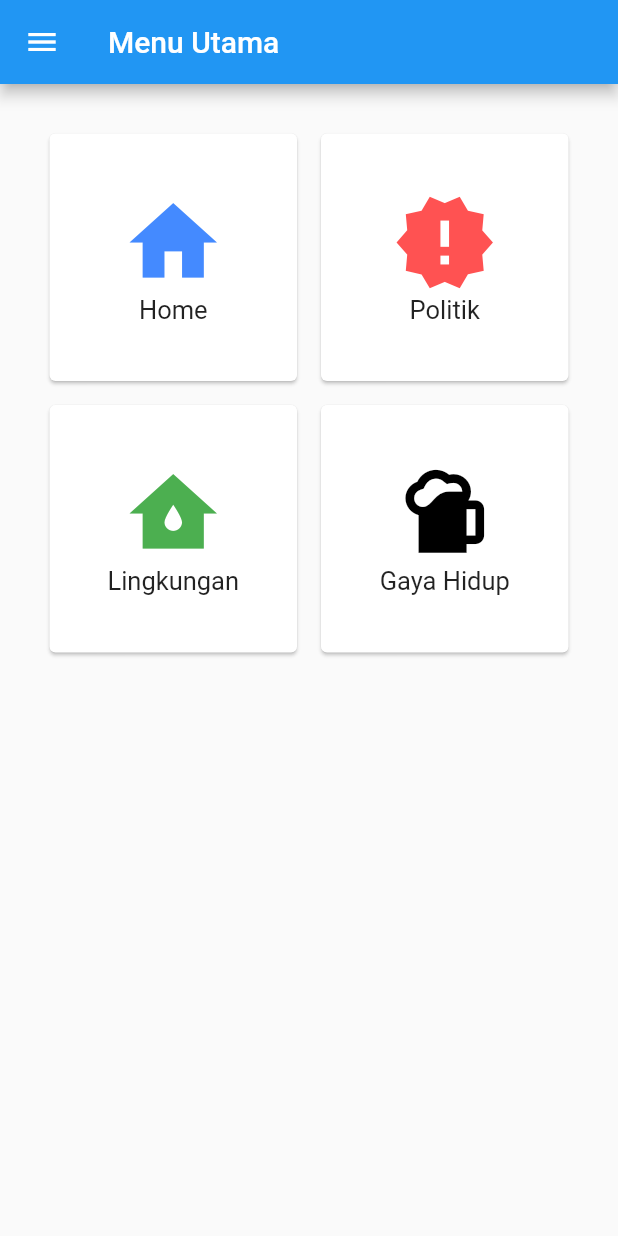
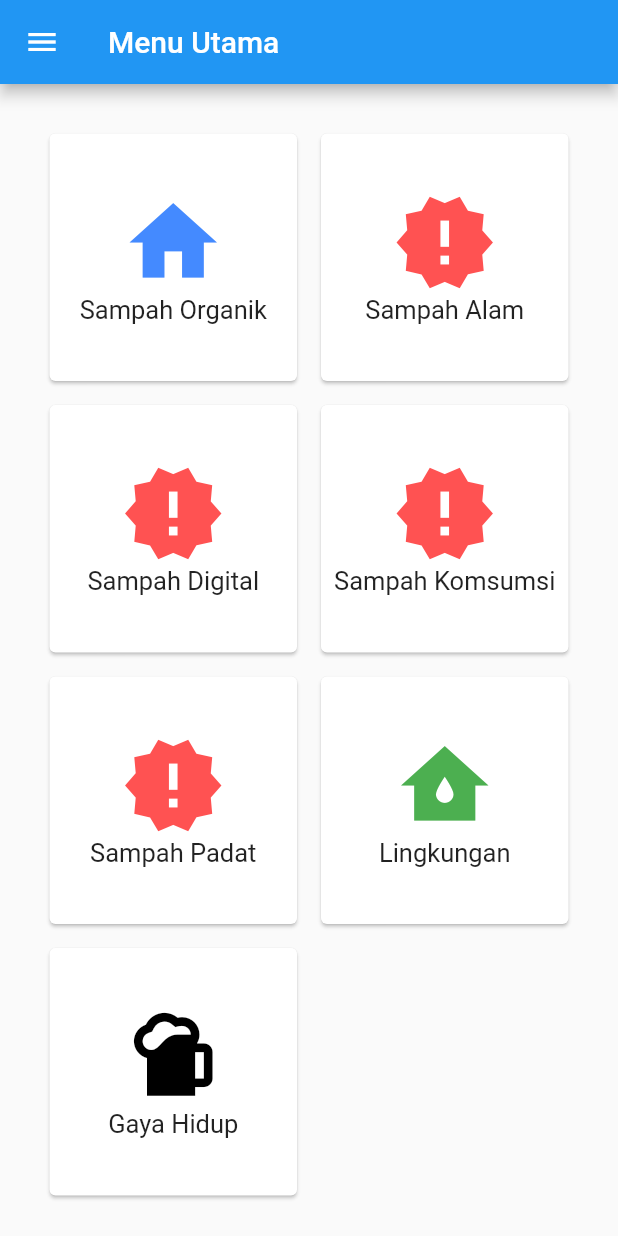
Before and after one commit to dwiponcosuripto4/mbakmu2, a Flutter app: the Menu_Utama screen opened directly, on a phone screen of 412 x 824 dp. Run offline on Flutter 3.47's test engine with Material 2 defaults, Android fonts, the phone set to English and light mode, and no system bars; our stand-ins replace firebase_auth, get; accounts and stored records are empty.

Commit message:
add icons jenis2 sampah ti menu utama

```diff
--- a/lib/menu_utama.dart
+++ b/lib/menu_utama.dart
@@ -31,7 +31,7 @@ class Menu_Utama extends StatelessWidget {
                       size: 70,
                       color: Colors.blueAccent,
                     ),
-                    Text("Home", style: TextStyle(fontSize: 17.0)),
+                    Text("Sampah Organik", style: TextStyle(fontSize: 17.0)),
                   ],
                 ),
               ),
@@ -56,7 +56,82 @@ class Menu_Utama extends StatelessWidget {
                       size: 70,
                       color: Colors.redAccent,
                     ),
-                    Text("Politik", style: TextStyle(fontSize: 17.0)),
+                    Text("Sampah Alam", style: TextStyle(fontSize: 17.0)),
+                  ],
+                ),
+              ),
+            ),
+          ),
+          Card(
+            margin: const EdgeInsets.all(8),
+            child: InkWell(
+              onTap: () {
+                Navigator.push(
+                    context,
+                    MaterialPageRoute(
+                        builder: (context) => const Menu_Utama()));
+              },
+              splashColor: Colors.blue,
+              child: Center(
+                child: Column(
+                  mainAxisSize: MainAxisSize.min,
+                  children: const <Widget>[
+                    Icon(
+                      Icons.new_releases,
+                      size: 70,
+                      color: Colors.redAccent,
+                    ),
+                    Text("Sampah Digital", style: TextStyle(fontSize: 17.0)),
+                  ],
+                ),
+              ),
+            ),
+          ),
+          Card(
+            margin: const EdgeInsets.all(8),
+            child: InkWell(
+              onTap: () {
+                Navigator.push(
+                    context,
+                    MaterialPageRoute(
+                        builder: (context) => const Menu_Utama()));
+              },
+              splashColor: Colors.blue,
+              child: Center(
+                child: Column(
+                  mainAxisSize: MainAxisSize.min,
+                  children: const <Widget>[
+                    Icon(
+                      Icons.new_releases,
+                      size: 70,
+                      color: Colors.redAccent,
+                    ),
+                    Text("Sampah Komsumsi", style: TextStyle(fontSize: 17.0)),
+                  ],
+                ),
+              ),
+            ),
+          ),
+          Card(
+            margin: const EdgeInsets.all(8),
+            child: InkWell(
+              onTap: () {
+                Navigator.push(
+                    context,
+                    MaterialPageRoute(
+                        builder: (context) => const Menu_Utama()));
+              },
+              splashColor: Colors.blue,
+              child: Center(
+                child: Column(
+                  mainAxisSize: MainAxisSize.min,
+                  children: const <Widget>[
+                    Icon(
+                      Icons.new_releases,
+                      size: 70,
+                      color: Colors.redAccent,
+                    ),
+                    Text("Sampah Padat", style: TextStyle(fontSize: 17.0)),
                   ],
                 ),
               ),
```
